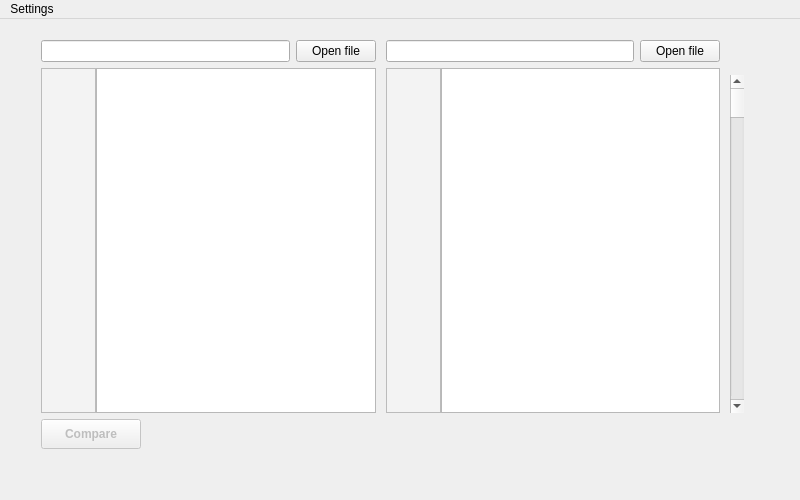
First picture: the form in mainwindow.ui, repository BraiNpusheR/mb_comparator, before the edit.
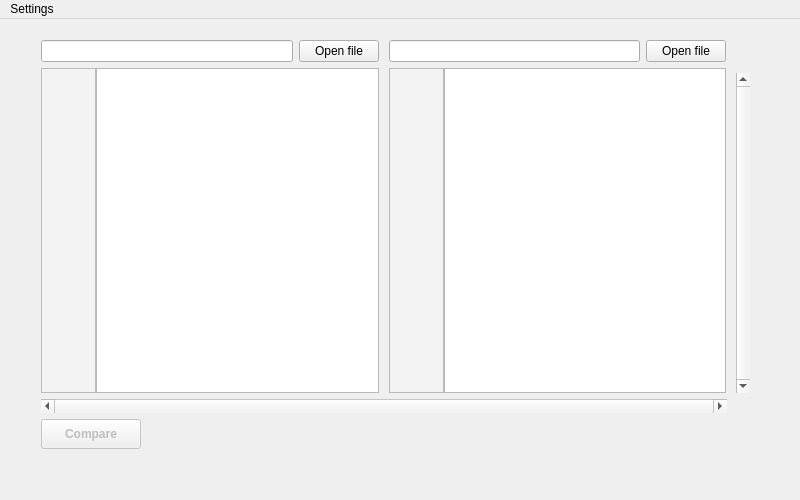
Second picture: the form after the edit.

Diff of the .ui file:
```diff
--- a/mainwindow.ui
+++ b/mainwindow.ui
@@ -241,14 +241,23 @@
            </property>
            <property name="sizeHint" stdset="0">
             <size>
-             <width>20</width>
-             <height>35</height>
+             <width>10</width>
+             <height>33</height>
             </size>
            </property>
           </spacer>
          </item>
          <item>
           <widget class="QScrollBar" name="verticalScrollBar">
+           <property name="maximum">
+            <number>0</number>
+           </property>
+           <property name="singleStep">
+            <number>0</number>
+           </property>
+           <property name="pageStep">
+            <number>0</number>
+           </property>
            <property name="orientation">
             <enum>Qt::Vertical</enum>
            </property>
@@ -258,6 +267,42 @@
        </item>
       </layout>
      </item>
+     <item>
+      <layout class="QHBoxLayout" name="horizontalLayout_5">
+       <item>
+        <widget class="QScrollBar" name="horizontalScrollBar">
+         <property name="maximum">
+          <number>0</number>
+         </property>
+         <property name="singleStep">
+          <number>0</number>
+         </property>
+         <property name="pageStep">
+          <number>0</number>
+         </property>
+         <property name="orientation">
+          <enum>Qt::Horizontal</enum>
+         </property>
+        </widget>
+       </item>
+       <item>
+        <spacer name="horizontalSpacer">
+         <property name="orientation">
+          <enum>Qt::Horizontal</enum>
+         </property>
+         <property name="sizeType">
+          <enum>QSizePolicy::Fixed</enum>
+         </property>
+         <property name="sizeHint" stdset="0">
+          <size>
+           <width>23</width>
+           <height>10</height>
+          </size>
+         </property>
+        </spacer>
+       </item>
+      </layout>
+     </item>
      <item>
       <widget class="QPushButton" name="compareButton">
        <property name="enabled">
```
